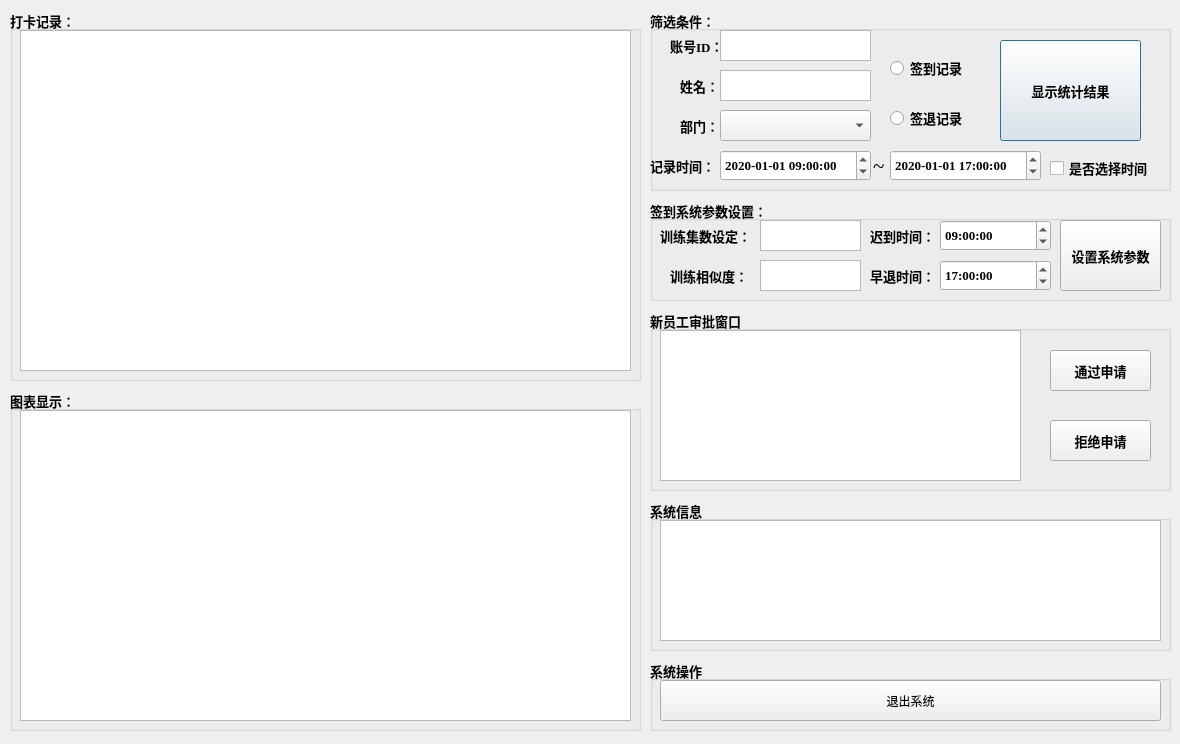
Qt form src/WorkAttendanceSys/WorkAttendanceAdmin.ui (Liupeter01/WorkAttendanceQT) before a commit.
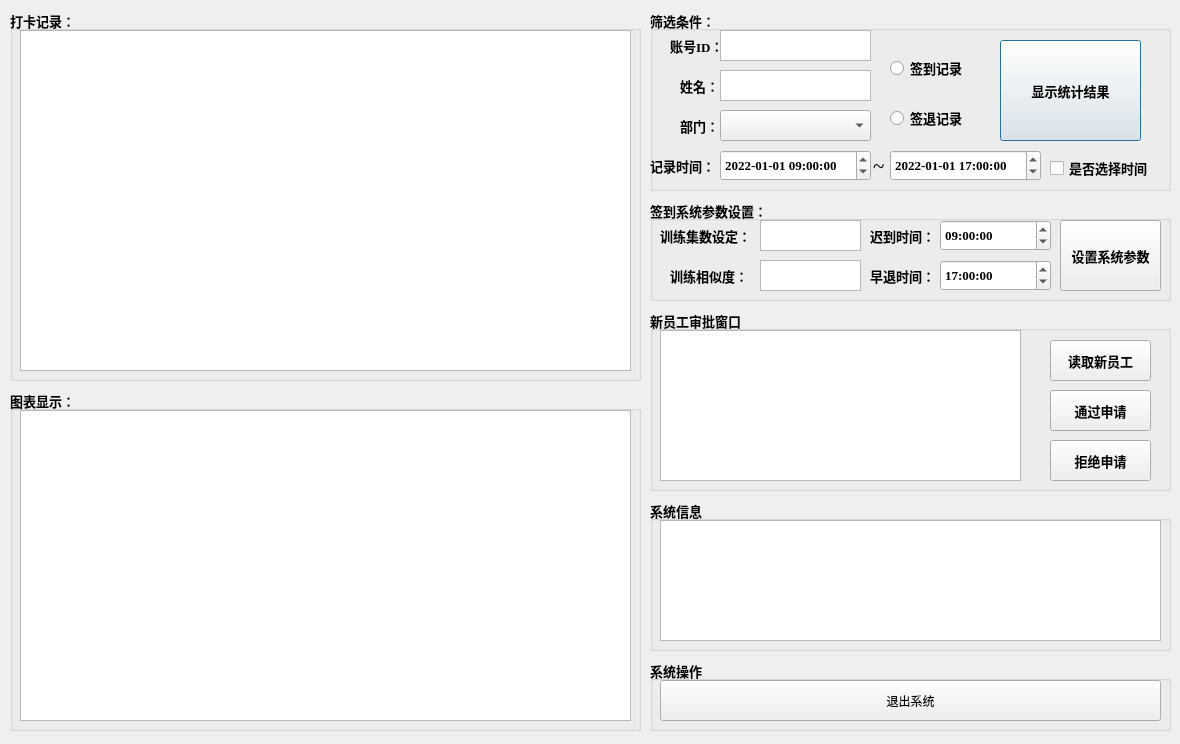
The same form after that commit. Custom widgets are drawn as their Qt base class.

Commit message: 1. 引入表格和图表显示 2. 增加了管理员admin的辅助函数，用于图表结构的数据初始化 3. 优化数据库元组个数统计函数的函数传参 4. 优化UI界面的运行逻辑 5. 增加ADMIN管理员进行审批的函数

```diff
--- a/src/WorkAttendanceSys/WorkAttendanceAdmin.ui
+++ b/src/WorkAttendanceSys/WorkAttendanceAdmin.ui
@@ -122,7 +122,7 @@
       <hour>9</hour>
       <minute>0</minute>
       <second>0</second>
-      <year>2020</year>
+      <year>2022</year>
       <month>1</month>
       <day>1</day>
      </datetime>
@@ -145,7 +145,7 @@
       <hour>17</hour>
       <minute>0</minute>
       <second>0</second>
-      <year>2020</year>
+      <year>2022</year>
       <month>1</month>
       <day>1</day>
      </datetime>
@@ -639,7 +639,7 @@
     <property name="geometry">
      <rect>
       <x>400</x>
-      <y>40</y>
+      <y>80</y>
       <width>101</width>
       <height>41</height>
      </rect>
@@ -652,7 +652,7 @@
     <property name="geometry">
      <rect>
       <x>400</x>
-      <y>110</y>
+      <y>130</y>
       <width>101</width>
       <height>41</height>
      </rect>
@@ -661,6 +661,19 @@
      <string>拒绝申请</string>
     </property>
    </widget>
+   <widget class="QPushButton" name="getNewEmployee">
+    <property name="geometry">
+     <rect>
+      <x>400</x>
+      <y>30</y>
+      <width>101</width>
+      <height>41</height>
+     </rect>
+    </property>
+    <property name="text">
+     <string>读取新员工</string>
+    </property>
+   </widget>
   </widget>
   <zorder>groupBox_7</zorder>
   <zorder>groupBox_5</zorder>
@@ -671,6 +684,13 @@
   <zorder>groupBox_4</zorder>
   <zorder>groupBox_8</zorder>
  </widget>
+ <customwidgets>
+  <customwidget>
+   <class>QtCharts::QChartView</class>
+   <extends>QGraphicsView</extends>
+   <header location="global">qchartview.h</header>
+  </customwidget>
+ </customwidgets>
  <resources/>
  <connections/>
 </ui>
```
Left out of the diff: 2 changed lines with no effect on the pictures. The commit also changes 14 other files.
